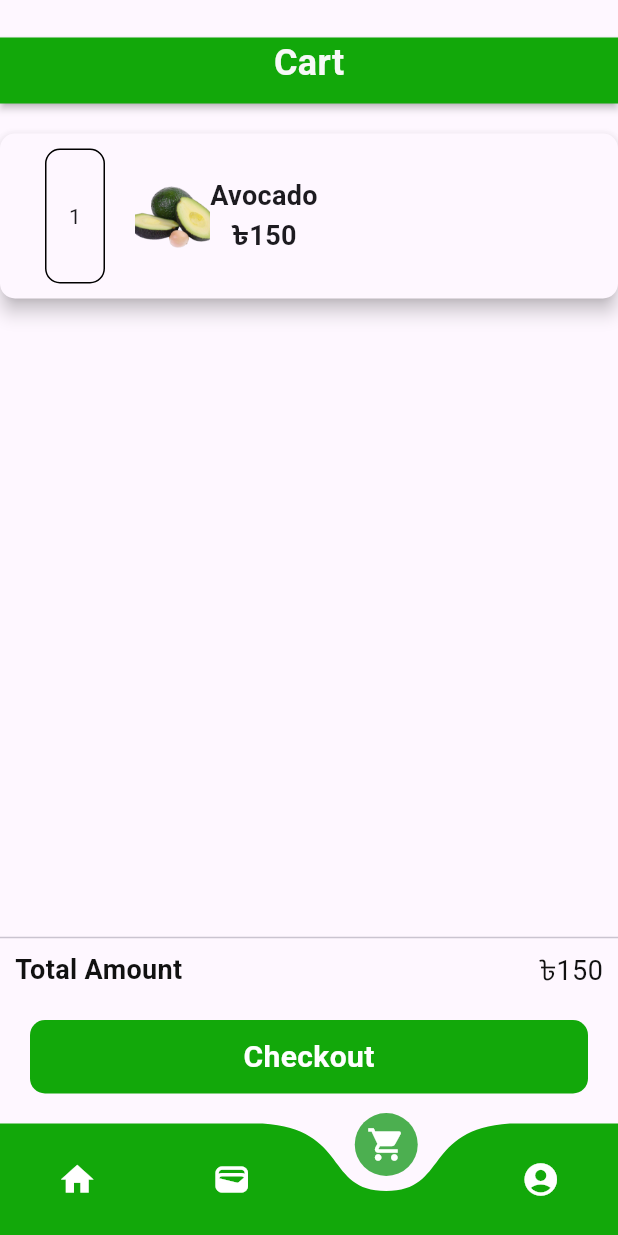
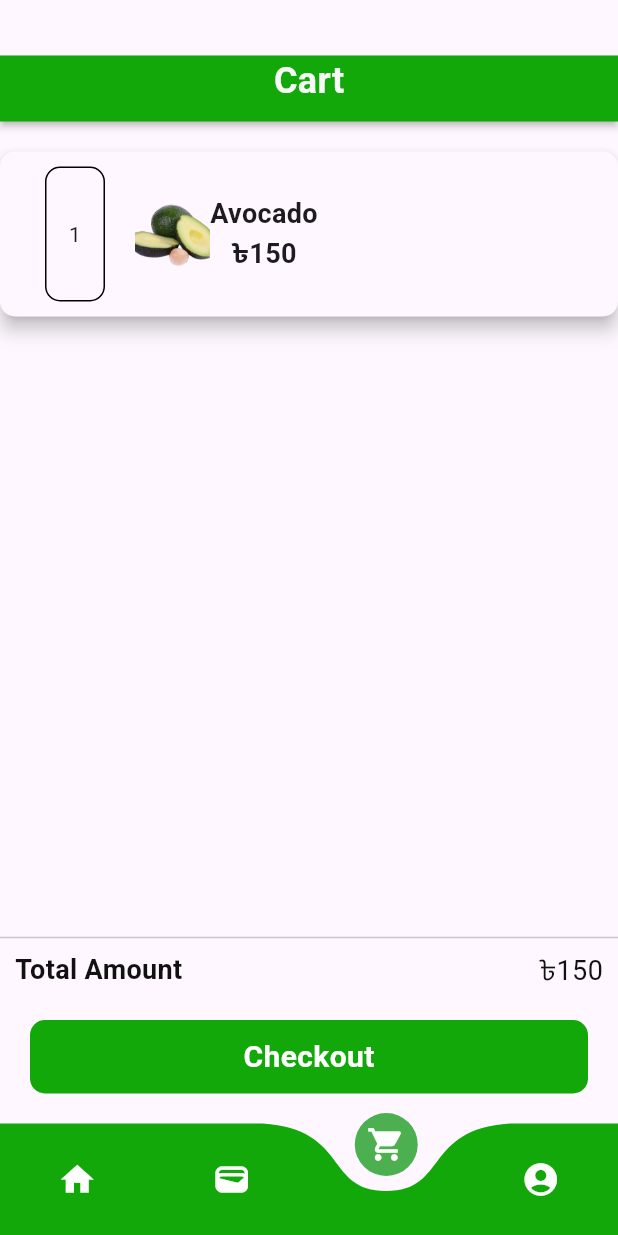
Before and after one commit to smjoy222/bazar_sadaai_app, a Flutter app: the HomeScreen screen opened directly, item 3 of the bottom bar chosen, on a phone screen of 412 x 824 dp. Run offline on Flutter 3.47's test engine with Material 3 defaults, Android fonts, the phone set to English and light mode, and no system bars; drawn by our look-alikes of curved_navigation_bar; our stand-ins replace cloud_firestore, dots_indicator, firebase_auth, firebase_core, firebase_storage, get and 2 more; accounts and stored records are empty.

Commit message:
Minor Fixing UI - Demo App 01

```diff
--- a/lib/screens/home_body.dart
+++ b/lib/screens/home_body.dart
@@ -46,7 +46,7 @@ class _HomeBodyState extends State<HomeBody> {
       child: Column(
         children: [
           Container(
-            margin: EdgeInsets.only(top: 25, bottom: 10),
+            margin: EdgeInsets.only(top: 30, bottom: 10),
             padding: EdgeInsets.only(left: 10, right: 10),
             child: Row(
               mainAxisAlignment: MainAxisAlignment.spaceBetween,
--- a/lib/screens/order.dart
+++ b/lib/screens/order.dart
@@ -87,19 +87,15 @@ class _OrderState extends State<Order> {
   Widget build(BuildContext context) {
     return Scaffold(
       body: Container(
-        padding: EdgeInsets.only(top: 25.0),
+        padding: EdgeInsets.only(top: 37.0),
         child: Column(
           crossAxisAlignment: CrossAxisAlignment.start,
           children: [
-
             Material(
-
               color: Color.fromARGB(255, 18, 168, 10),
               elevation: 2.0,
               child: Container(
-
                 padding: EdgeInsets.only(bottom: 10.0),
-
                 child: Center(
                   child: Text(
                     "Cart",
@@ -201,11 +197,11 @@ class _OrderState extends State<Order> {
             ),
             GestureDetector(
               onTap: () {
-                      Navigator.push(
-                        context,
-                        MaterialPageRoute(builder: (context) => DeliveryApp()),
-                      );
-                    },
+                Navigator.push(
+                  context,
+                  MaterialPageRoute(builder: (context) => DeliveryApp()),
+                );
+              },
               child: Container(
                 padding: EdgeInsets.symmetric(vertical: 10.0),
                 width: MediaQuery.of(context).size.width,
--- a/lib/screens/wallet.dart
+++ b/lib/screens/wallet.dart
@@ -32,7 +32,7 @@ class _WalletState extends State<Wallet> {
   Widget build(BuildContext context) {
     return Scaffold(
       body: Container(
-        margin: EdgeInsets.only(top: 20),
+        margin: EdgeInsets.only(top: 37),
         child: Column(
           crossAxisAlignment: CrossAxisAlignment.start,
           children: [
```
Also changed, not shown: lib/screens/notification_screen.dart (+16 -16 lines).
